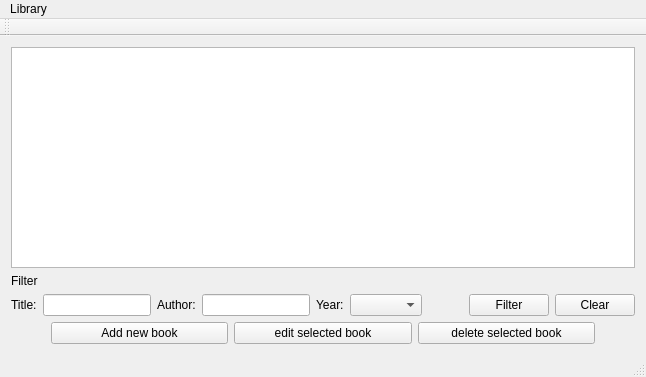
rdwornik/EGUI-Library-in-Qt, file booklistwidget.ui: the form before one commit.
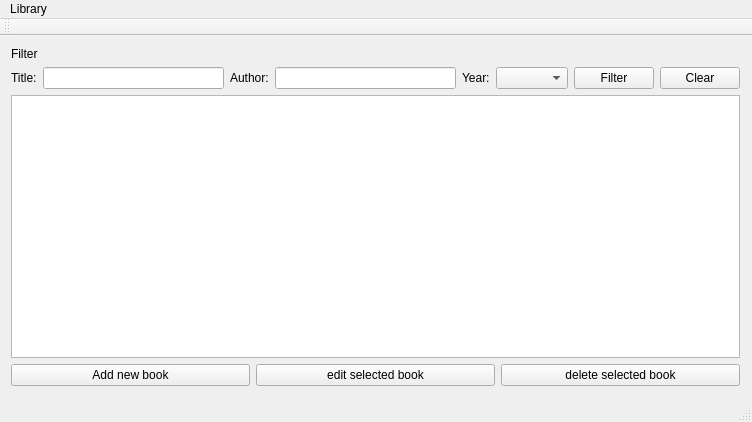
The form after the commit.

```diff
--- a/booklistwidget.ui
+++ b/booklistwidget.ui
@@ -6,29 +6,33 @@
    <rect>
     <x>0</x>
     <y>0</y>
-    <width>646</width>
-    <height>377</height>
+    <width>752</width>
+    <height>422</height>
    </rect>
   </property>
   <property name="windowTitle">
    <string>MainWindow</string>
   </property>
   <widget class="QWidget" name="centralWidget">
-   <layout class="QVBoxLayout" name="verticalLayout_2">
-    <item>
-     <widget class="QTableView" name="tableBookView"/>
-    </item>
-    <item>
-     <widget class="QLabel" name="filterLabel">
-      <property name="text">
-       <string>Filter</string>
-      </property>
-     </widget>
-    </item>
-    <item>
+   <widget class="QWidget" name="">
+    <property name="geometry">
+     <rect>
+      <x>0</x>
+      <y>0</y>
+      <width>751</width>
+      <height>361</height>
+     </rect>
+    </property>
      <layout class="QVBoxLayout" name="verticalLayout">
       <item>
-       <layout class="QHBoxLayout" name="editLayout">
+      <widget class="QLabel" name="filterLabel">
+       <property name="text">
+        <string>Filter</string>
+       </property>
+      </widget>
+     </item>
+     <item>
+      <layout class="QHBoxLayout" name="horizontalLayout_2">
         <item>
          <widget class="QLabel" name="titleLabel">
           <property name="text">
@@ -59,19 +63,6 @@
         <item>
          <widget class="QComboBox" name="comboBox"/>
         </item>
-        <item>
-         <spacer name="horizontalSpacer">
-          <property name="orientation">
-           <enum>Qt::Horizontal</enum>
-          </property>
-          <property name="sizeHint" stdset="0">
-           <size>
-            <width>40</width>
-            <height>20</height>
-           </size>
-          </property>
-         </spacer>
-        </item>
         <item>
          <widget class="QPushButton" name="filterButton">
           <property name="text">
@@ -89,23 +80,10 @@
        </layout>
       </item>
       <item>
-       <layout class="QHBoxLayout" name="buttonLayout">
-        <item>
-         <spacer name="horizontalSpacer_2">
-          <property name="orientation">
-           <enum>Qt::Horizontal</enum>
-          </property>
-          <property name="sizeType">
-           <enum>QSizePolicy::Preferred</enum>
-          </property>
-          <property name="sizeHint" stdset="0">
-           <size>
-            <width>40</width>
-            <height>20</height>
-           </size>
-          </property>
-         </spacer>
-        </item>
+      <widget class="QTableView" name="tableBookView"/>
+     </item>
+     <item>
+      <layout class="QHBoxLayout" name="horizontalLayout">
         <item>
          <widget class="QPushButton" name="addBookButton">
           <property name="text">
@@ -127,34 +105,17 @@
           </property>
          </widget>
         </item>
-        <item>
-         <spacer name="horizontalSpacer_3">
-          <property name="orientation">
-           <enum>Qt::Horizontal</enum>
-          </property>
-          <property name="sizeType">
-           <enum>QSizePolicy::Preferred</enum>
-          </property>
-          <property name="sizeHint" stdset="0">
-           <size>
-            <width>40</width>
-            <height>20</height>
-           </size>
-          </property>
-         </spacer>
-        </item>
        </layout>
       </item>
      </layout>
-    </item>
-   </layout>
+   </widget>
   </widget>
   <widget class="QMenuBar" name="menuBar">
    <property name="geometry">
     <rect>
      <x>0</x>
      <y>0</y>
-     <width>646</width>
+     <width>752</width>
      <height>22</height>
     </rect>
    </property>
```
Lines whose indentation alone changed are shown as unchanged.
